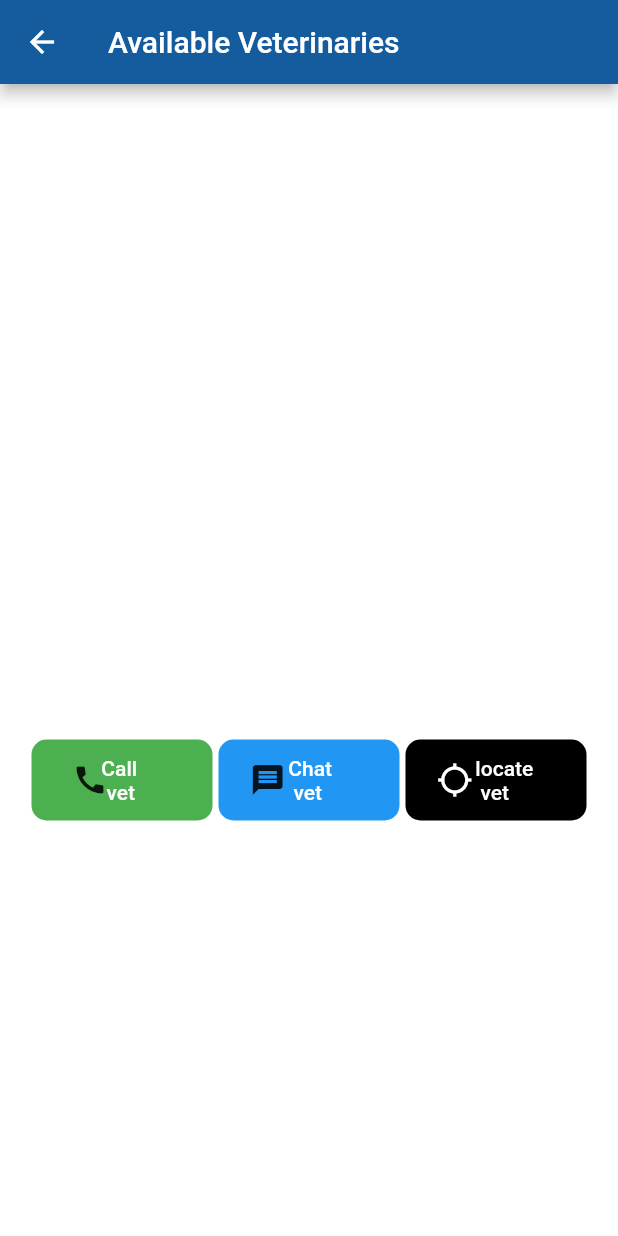
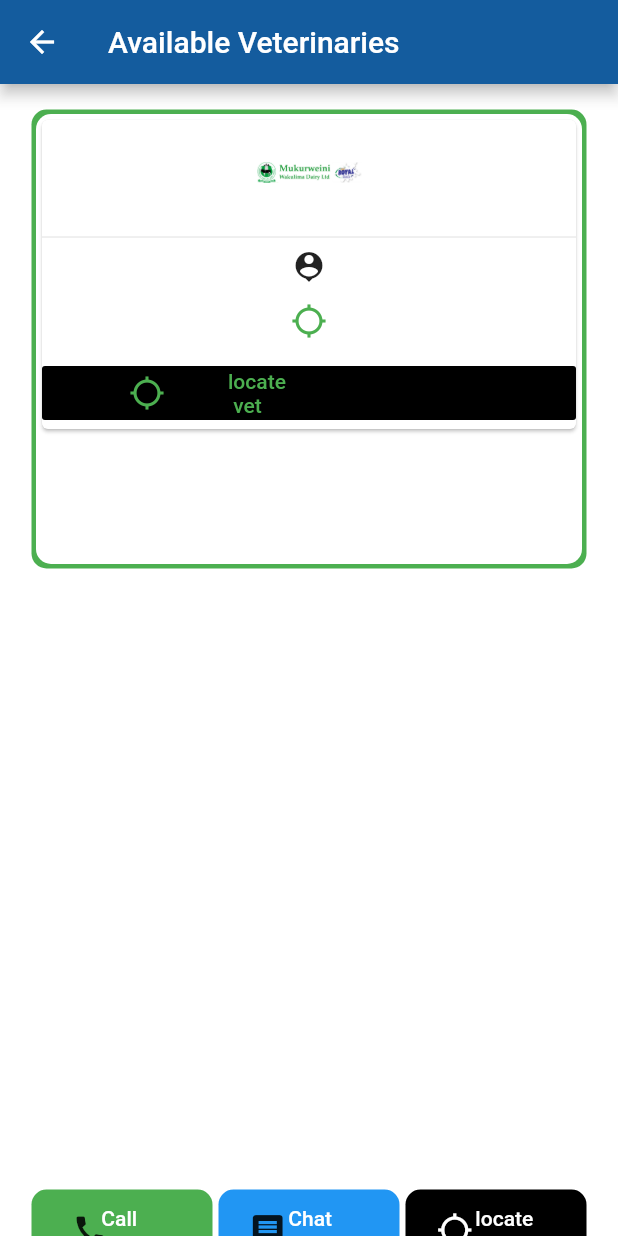
Before and after one commit to EustaceMwai/Wakulima, a Flutter app: the Vets screen opened directly, on a phone screen of 412 x 824 dp. Run offline on Flutter 3.47's test engine with Material 2 defaults, Android fonts, the phone set to English and light mode, and no system bars; our stand-ins replace cloud_firestore, date_format, firebase_auth, geolocator, google_maps_flutter, location and 2 more; missing offline and left inert: barcode_scan, flutter_polyline_points, mpesa_flutter_plugin; accounts and stored records are empty.

Commit message:
vet ui changes

```diff
--- a/lib/views/showVet.dart
+++ b/lib/views/showVet.dart
@@ -24,19 +24,19 @@ class _VetsState extends State<Vets> {
   String email;
   double total = 0.0;
 
-  Widget recordList() {
-    return recordsSnapshot != null
-        ? ListView.builder(
-            itemCount: recordsSnapshot.documents.length,
-            shrinkWrap: true,
-            itemBuilder: (context, index) {
-              return recordTile(
-                email: recordsSnapshot.documents[index].data["email"],
-                name: recordsSnapshot.documents[index].data["name"],
-              );
-            })
-        : Container();
-  }
+  // Widget recordList() {
+  //   return recordsSnapshot != null
+  //       ? ListView.builder(
+  //           itemCount: recordsSnapshot.documents.length,
+  //           shrinkWrap: true,
+  //           itemBuilder: (context, index) {
+  //             return recordTile(
+  //               email: recordsSnapshot.documents[index].data["email"],
+  //               name: recordsSnapshot.documents[index].data["name"],
+  //             );
+  //           })
+  //       : Container();
+  // }
 
   initiateSearch() {
     databaseMethods.getVeterinaries().then((val) {
@@ -55,18 +55,10 @@ class _VetsState extends State<Vets> {
     }
   }
 
-  Widget recordTile({
-    String email,
-    String name,
-  }) {
-    return GestureDetector(
-      onTap: () {
-        // Navigator.push(
-        //     context, MaterialPageRoute(builder: (context) => ChatRoom()));
-      },
-      child: Container(
+  Widget recordTile() {
+    return Container(
       // padding: EdgeInsets.only(bottom: 10.0),
-        height: 200.0,
+      height: 300.0,
       decoration: BoxDecoration(
         borderRadius: BorderRadius.circular(10),
         color: Colors.white,
@@ -96,35 +88,95 @@ class _VetsState extends State<Vets> {
                 ),
               ),
               Divider(),
+
               Icon(Icons.person_pin),
+              // Center(
+              //   child: Text(
+              //     '$name',
+              //     // style: mediumTextStyle()
+              //     style: TextStyle(
+              //       fontSize: 17.0,
+              //       fontWeight: FontWeight.bold,
+              //     ),
+              //   ),
+              // ),
+              recordsSnapshot != null
+                  ? ListView.builder(
+                      itemCount: recordsSnapshot.documents.length,
+                      shrinkWrap: true,
+                      itemBuilder: (context, index) {
+                        return Column(
+                          children: [
                             Center(
                               child: Text(
-                    '$name',
-                    // style: mediumTextStyle()
+                                  recordsSnapshot
+                                      .documents[index].data["email"],
                                   style: TextStyle(
                                     fontSize: 17.0,
                                     fontWeight: FontWeight.bold,
-                    ),
-                  ),
+                                  )),
                             ),
                             SizedBox(
-                  height: 12.0,
-                ),
-                SizedBox(
-                  height: 12.0,
+                              height: 24.0,
                             ),
                             Center(
                               child: Text(
-                    'Email: $email',
-                    // style: mediumTextStyle(),
+                                  recordsSnapshot.documents[index].data["name"],
                                   style: TextStyle(
                                     fontSize: 17.0,
                                     fontFamily: 'Nunito-Regular',
+                                  )),
                             ),
+                          ],
+                        );
+                      })
+                  : Container(),
+              // SizedBox(
+              //   height: 12.0,
+              // ),
+              // SizedBox(
+              //   height: 12.0,
+              // ),
+              // Center(
+              //   child: Text(
+              //     'Email: $email',
+              //     // style: mediumTextStyle(),
+              //     style: TextStyle(
+              //       fontSize: 17.0,
+              //       fontFamily: 'Nunito-Regular',
+              //     ),
+              //   ),
+              // ),
+              IconButton(
+                icon: Icon(Icons.location_searching),
+                color: Colors.green,
+                onPressed: () {},
+              ),
+              FlatButton(
+                color: Colors.black,
+                child: Row(
+                  children: [
+                    Expanded(
+                      child: Icon(
+                        Icons.location_searching,
+                        color: Colors.green,
+                      ),
+                    ),
+                    Expanded(
+                      flex: 2,
+                      child: Text(
+                        "locate \n vet ",
+                        style: TextStyle(color: Colors.green),
                       ),
                     ),
                   ],
                 ),
+                onPressed: () {
+                  Navigator.push(
+                      context, MaterialPageRoute(builder: (context) => Maps()));
+                },
+              )
+            ],
           ),
         ),
       ),
@@ -159,7 +211,7 @@ class _VetsState extends State<Vets> {
                         SizedBox(
                           height: 20,
                         ),
-                        recordList(),
+                        recordTile(),
                         SizedBox(
                           height: 420,
                         ),
@@ -289,6 +341,5 @@ class _VetsState extends State<Vets> {
         ),
       ),
     );
-    ;
   }
 }
```
Also changed, not shown: lib/views/signUp.dart (+17 -0 lines). Lines whose indentation alone changed are shown as unchanged.
